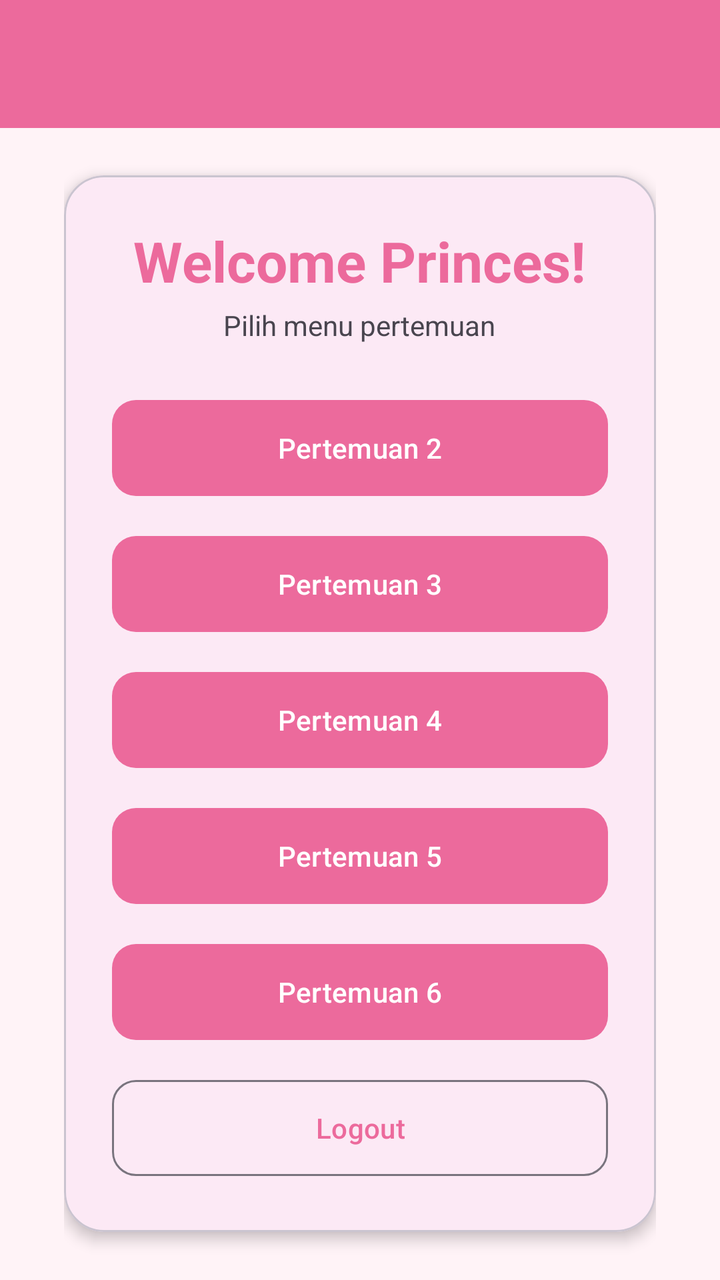
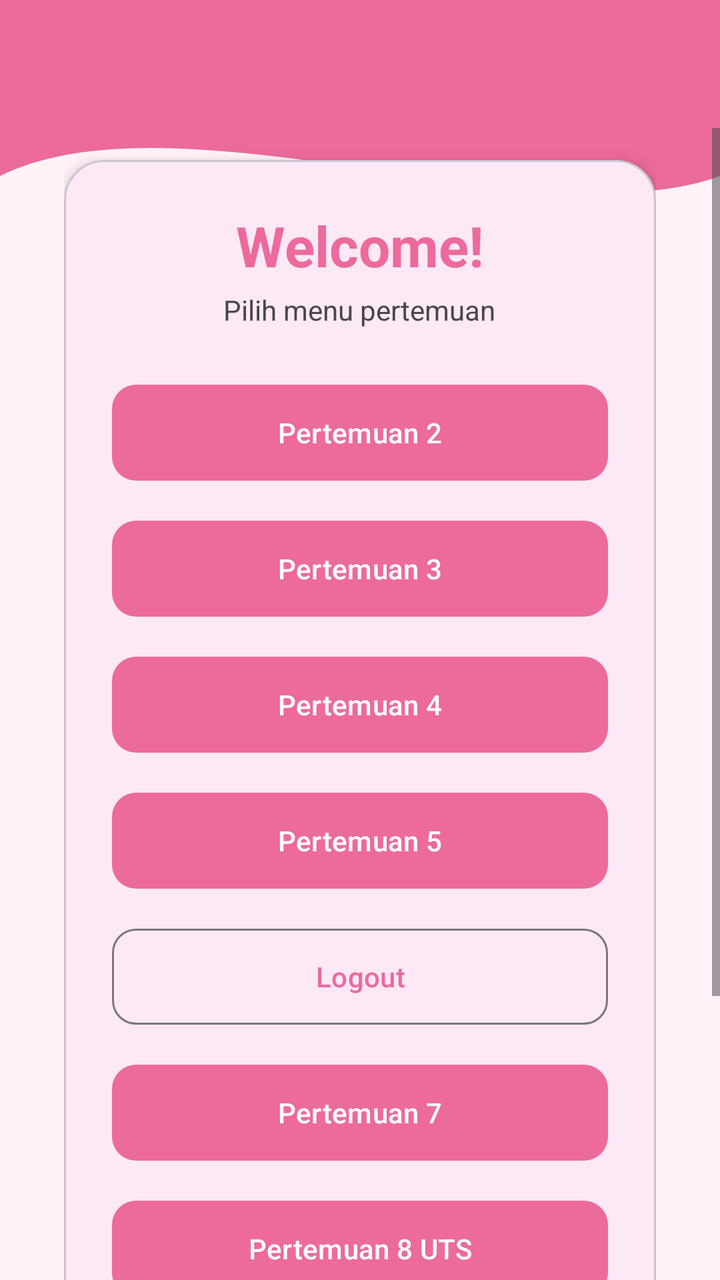

Compare the two renders of this Android layout. The source of the first and the diff that turns it into the second are given below.
<!-- AndroidManifest.xml: application theme Theme.Venuszhierly -->
<!-- res/layout/fragment_home.xml -->
<?xml version="1.0" encoding="utf-8"?>
<androidx.constraintlayout.widget.ConstraintLayout xmlns:android="http://schemas.android.com/apk/res/android"
    xmlns:app="http://schemas.android.com/apk/res-auto"
    xmlns:tools="http://schemas.android.com/tools"
    android:layout_width="match_parent"
    android:layout_height="match_parent"
    android:background="@color/pink_bg"
    tools:context=".Home.HomeFragment">

    <androidx.appcompat.widget.Toolbar
        android:id="@+id/toolbar"
        android:layout_width="0dp"
        android:layout_height="?attr/actionBarSize"
        android:background="?attr/colorPrimary"
        app:layout_constraintEnd_toEndOf="parent"
        app:layout_constraintStart_toStartOf="parent"
        app:layout_constraintTop_toTopOf="parent"
        app:titleTextColor="#FFFFFF" />

    <ScrollView
        android:layout_width="0dp"
        android:layout_height="0dp"
        android:fillViewport="true"
        app:layout_constraintBottom_toBottomOf="parent"
        app:layout_constraintEnd_toEndOf="parent"
        app:layout_constraintStart_toStartOf="parent"
        app:layout_constraintTop_toBottomOf="@+id/toolbar">

        <FrameLayout
            android:layout_width="match_parent"
            android:layout_height="match_parent"
            android:paddingStart="32dp"
            android:paddingEnd="32dp">

            <com.google.android.material.card.MaterialCardView
                android:layout_width="match_parent"
                android:layout_height="wrap_content"
                android:layout_gravity="center"
                android:layout_marginTop="16dp"
                android:layout_marginBottom="16dp"
                app:cardCornerRadius="20dp"
                app:cardElevation="4dp">

                <LinearLayout
                    android:layout_width="match_parent"
                    android:layout_height="wrap_content"
                    android:gravity="center_horizontal"
                    android:orientation="vertical"
                    android:padding="24dp">

                    <TextView
                        android:id="@+id/tvHello"
                        android:layout_width="wrap_content"
                        android:layout_height="wrap_content"
                        android:text="Welcome Princes!"
                        android:textColor="?attr/colorPrimary"
                        android:textSize="28sp"
                        android:textStyle="bold" />

                    <TextView
                        android:layout_width="wrap_content"
                        android:layout_height="wrap_content"
                        android:layout_marginTop="4dp"
                        android:layout_marginBottom="24dp"
                        android:text="Pilih menu pertemuan"
                        android:textSize="14sp" />

                    <com.google.android.material.button.MaterialButton
                        android:id="@+id/btnToSecond"
                        android:layout_width="match_parent"
                        android:layout_height="56dp"
                        android:text="Pertemuan 2"
                        app:cornerRadius="12dp" />

                    <com.google.android.material.button.MaterialButton
                        android:id="@+id/btnToThird"
                        android:layout_width="match_parent"
                        android:layout_height="56dp"
                        android:layout_marginTop="12dp"
                        android:text="Pertemuan 3"
                        app:cornerRadius="12dp" />

                    <com.google.android.material.button.MaterialButton
                        android:id="@+id/btnToFourth"
                        android:layout_width="match_parent"
                        android:layout_height="56dp"
                        android:layout_marginTop="12dp"
                        android:text="Pertemuan 4"
                        app:cornerRadius="12dp" />

                    <com.google.android.material.button.MaterialButton
                        android:id="@+id/btnToFifth"
                        android:layout_width="match_parent"
                        android:layout_height="56dp"
                        android:layout_marginTop="12dp"
                        android:text="Pertemuan 5"
                        app:cornerRadius="12dp" />

                    <com.google.android.material.button.MaterialButton
                        android:id="@+id/btnToSixth"
                        android:layout_width="match_parent"
                        android:layout_height="56dp"
                        android:layout_marginTop="12dp"
                        android:text="Pertemuan 6"
                        app:cornerRadius="12dp" />

                    <com.google.android.material.button.MaterialButton
                        android:id="@+id/btnLogout"
                        style="?attr/materialButtonOutlinedStyle"
                        android:layout_width="match_parent"
                        android:layout_height="56dp"
                        android:layout_marginTop="12dp"
                        android:text="Logout"
                        app:cornerRadius="12dp" />
                </LinearLayout>
            </com.google.android.material.card.MaterialCardView>
        </FrameLayout>
    </ScrollView>

</androidx.constraintlayout.widget.ConstraintLayout>
<!-- resources referenced by this layout -->
<resources>
  <color name="pink_bg">#FFF3F7</color>
  <style name="Theme.Venuszhierly" parent="Base.Theme.Venuszhierly" />
  <style name="Base.Theme.Venuszhierly" parent="Theme.Material3.DayNight.NoActionBar">
          <item name="colorPrimary">@color/pink_primary</item>
          <item name="colorOnPrimary">@color/white</item>
          <item name="colorPrimaryContainer">@color/pink_container</item>
      </style>
  <color name="pink_primary">#EC6A9C</color>
  <color name="white">#FFFFFF</color>
  <color name="pink_container">#FFD9E6</color>
</resources>

<!-- the commit's change to res/layout/fragment_home.xml (unified diff, before → after) -->
@@ -7,11 +7,21 @@
     android:background="@color/pink_bg"
     tools:context=".Home.HomeFragment">
 
+    
+    <View
+        android:id="@+id/background_header"
+        android:layout_width="0dp"
+        android:layout_height="220dp"
+        android:background="@drawable/bg_header_wave"
+        app:layout_constraintEnd_toEndOf="parent"
+        app:layout_constraintStart_toStartOf="parent"
+        app:layout_constraintTop_toTopOf="parent" />
+
     <androidx.appcompat.widget.Toolbar
         android:id="@+id/toolbar"
         android:layout_width="0dp"
         android:layout_height="?attr/actionBarSize"
-        android:background="?attr/colorPrimary"
+        android:background="@android:color/transparent"
         app:layout_constraintEnd_toEndOf="parent"
         app:layout_constraintStart_toStartOf="parent"
         app:layout_constraintTop_toTopOf="parent"
@@ -52,7 +62,7 @@
                         android:id="@+id/tvHello"
                         android:layout_width="wrap_content"
                         android:layout_height="wrap_content"
-                        android:text="Welcome Princes!"
+                        android:text="Welcome!"
                         android:textColor="?attr/colorPrimary"
                         android:textSize="28sp"
                         android:textStyle="bold" />
@@ -97,14 +107,6 @@
                         app:cornerRadius="12dp" />
 
                     <com.google.android.material.button.MaterialButton
-                        android:id="@+id/btnToSixth"
-                        android:layout_width="match_parent"
-                        android:layout_height="56dp"
-                        android:layout_marginTop="12dp"
-                        android:text="Pertemuan 6"
-                        app:cornerRadius="12dp" />
-
-                    <com.google.android.material.button.MaterialButton
                         android:id="@+id/btnLogout"
                         style="?attr/materialButtonOutlinedStyle"
                         android:layout_width="match_parent"
@@ -112,6 +114,37 @@
                         android:layout_marginTop="12dp"
                         android:text="Logout"
                         app:cornerRadius="12dp" />
+
+                    <com.google.android.material.button.MaterialButton
+                        android:id="@+id/btnToSixth"
+                        android:layout_width="match_parent"
+                        android:layout_height="56dp"
+                        android:layout_marginTop="12dp"
+                        android:text="Pertemuan 7"
+                        app:cornerRadius="12dp" />
+
+                    <com.google.android.material.button.MaterialButton
+                        android:layout_width="match_parent"
+                        android:layout_height="56dp"
+                        android:layout_marginTop="12dp"
+                        android:text="Pertemuan 8 UTS"
+                        app:cornerRadius="12dp" />
+
+                    <com.google.android.material.button.MaterialButton
+                        android:layout_width="match_parent"
+                        android:layout_height="56dp"
+                        android:layout_marginTop="12dp"
+                        android:text="Pertemuan 9 Online"
+                        app:cornerRadius="12dp" />
+
+                    <com.google.android.material.button.MaterialButton
+                        android:id="@+id/btnToTenth"
+                        android:layout_width="match_parent"
+                        android:layout_height="56dp"
+                        android:layout_marginTop="12dp"
+                        android:text="Pertemuan 10"
+                        app:cornerRadius="12dp" />
+
                 </LinearLayout>
             </com.google.android.material.card.MaterialCardView>
         </FrameLayout>
<!-- resource entries referenced after the edit -->
@@ -1,6 +1,18 @@
 <!-- resources referenced by this layout -->
 <resources>
   <color name="pink_bg">#FFF3F7</color>
+  <!-- drawable bg_header_wave (drawable) -->
+  <vector xmlns:android="http://schemas.android.com/apk/res/android"
+      android:width="100dp"
+      android:height="100dp"
+      android:viewportWidth="100"
+      android:viewportHeight="100">
+  
+      
+      <path
+          android:fillColor="?attr/colorPrimary"
+          android:pathData="M0,0 L100,0 L100,40 C75,55 25,20 0,40 Z" />
+  </vector>
   <style name="Theme.Venuszhierly" parent="Base.Theme.Venuszhierly" />
   <style name="Base.Theme.Venuszhierly" parent="Theme.Material3.DayNight.NoActionBar">
           <item name="colorPrimary">@color/pink_primary</item>
